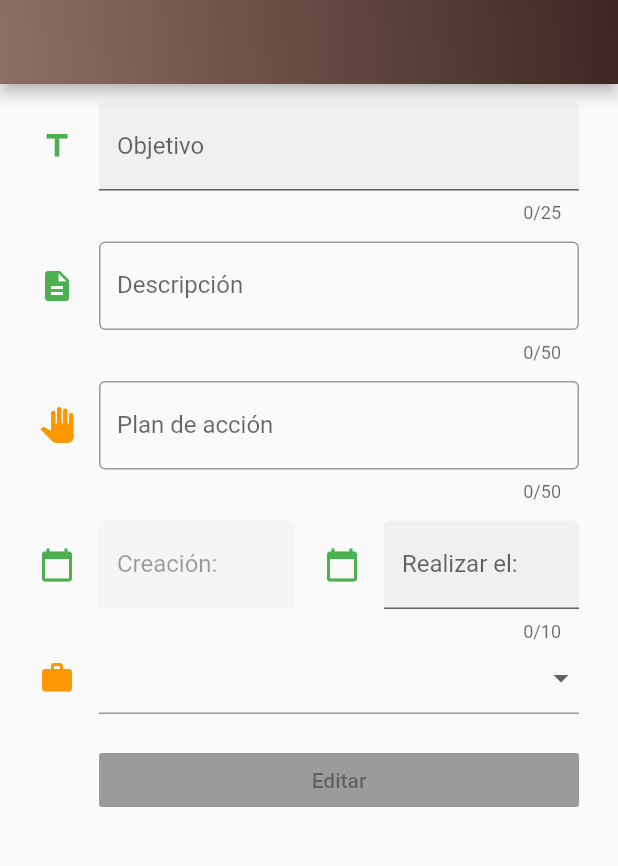
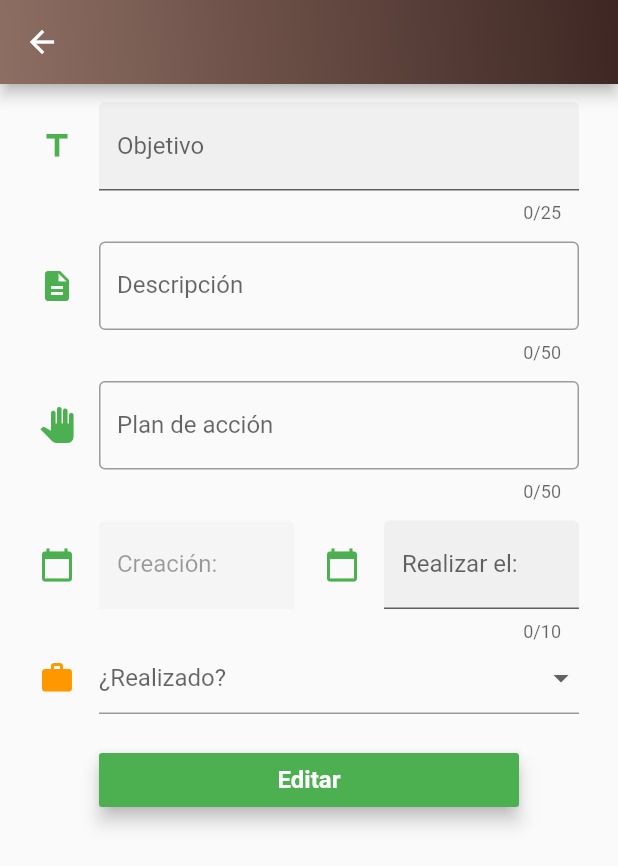
Before and after one commit to noxcraft95/Objetive, a Flutter app: the MyHomePage screen opened directly with empty values, on a phone screen of 412 x 824 dp. Shown: the top 866 px of the screen. Run offline on Flutter 3.47's test engine with Material 2 defaults, Android fonts, the phone set to English and light mode, and no system bars; our stand-ins replace sqflite; accounts and stored records are empty; statements that could not run were skipped.

Commit message:
Editar terminado, boton volver terminado

```diff
--- a/lib/ver_objetivo.dart
+++ b/lib/ver_objetivo.dart
@@ -1,6 +1,10 @@
+import 'package:flutter/cupertino.dart';
 import 'package:flutter/material.dart';
 import 'package:flutter/services.dart';
 import 'package:objetive/models/nodo_item.dart';
+import 'package:objetive/ui/home.dart';
+import 'package:objetive/utils/database_utils.dart';
+import 'package:objetive/utils/date_formatter.dart';
 
 void main() => runApp(new VerObjetivo());
 
@@ -9,20 +13,15 @@ class VerObjetivo extends StatelessWidget {
   Widget build(BuildContext context) {
     final ItemObjetivo itemObjetivo = ModalRoute.of(context).settings.arguments;
 
-    print(itemObjetivo);
-    return new MaterialApp(
-      title: 'Objetivo',
-      theme: new ThemeData(
-        primarySwatch: Colors.brown,
-      ),
-      home: new MyHomePage(title:itemObjetivo.titulo,itemObjetivo: itemObjetivo,),
+    return new MyHomePage(
+      title: itemObjetivo.titulo,
+      itemObjetivo: itemObjetivo,
     );
   }
 }
 
 class MyHomePage extends StatefulWidget {
-
-  MyHomePage({Key key,this.title, this.itemObjetivo}) : super(key: key);
+  MyHomePage({Key key, this.title, this.itemObjetivo}) : super(key: key);
   final String title;
   final ItemObjetivo itemObjetivo;
 
@@ -32,15 +31,82 @@ class MyHomePage extends StatefulWidget {
 
 class _MyHomePageState extends State<MyHomePage> {
   final GlobalKey<FormState> _formKey = new GlobalKey<FormState>();
-  List<String> opcionesRealizado = <String>['', 'Sin realizar', 'Realizado'];
-  String realizado = '';
+
+  List<String> opcionesRealizado = <String>['Sin realizar', 'Realizado'];
   Icon icono = Icon(Icons.work, color: Colors.orange);
+
+  final FocusNode _fnFechaRealizar = FocusNode();
+
+  DateTime selectedDate = DateTime.now();
+  TextEditingController textTitulo = new TextEditingController();
+  TextEditingController textDescripcion = new TextEditingController();
+  TextEditingController textPlanAccion = new TextEditingController();
+  TextEditingController textFechaRealizar = new TextEditingController();
+  String realizado;
+
+  Future<Null> _selectorFechaBuscar(BuildContext context) async {
+    if (_fnFechaRealizar.hasFocus) {
+      final DateTime picked = await showDatePicker(
+          context: context,
+          initialDate: selectedDate,
+          firstDate: DateTime(DateTime.now().year),
+          lastDate: DateTime(DateTime.now().year + 5));
+      _fnFechaRealizar.unfocus();
+      if (picked != null)
+        setState(() {
+          textFechaRealizar.text = parseFecha(picked);
+          selectedDate = picked;
+        });
+    }
+  }
+
+  @override
+  void initState() {
+    super.initState();
+    textTitulo.text = widget.itemObjetivo.titulo;
+    textDescripcion.text = widget.itemObjetivo.descripcion;
+    textPlanAccion.text = widget.itemObjetivo.planAccion;
+    textFechaRealizar.text = widget.itemObjetivo.fechaRealizar;
+    realizado = widget.itemObjetivo.realizado;
+
+    if (!_fnFechaRealizar.hasListeners) {
+      _fnFechaRealizar.addListener(() {
+        _selectorFechaBuscar(context);
+      });
+    }
+  }
+
+  void editarObjetivo() async {
+    widget.itemObjetivo.titulo = textTitulo.text;
+    widget.itemObjetivo.descripcion = textDescripcion.text;
+    widget.itemObjetivo.planAccion = textPlanAccion.text;
+    widget.itemObjetivo.fechaRealizar = textFechaRealizar.text;
+    widget.itemObjetivo.realizado = realizado;
+    var db = new DatabaseHelper();
+    int itemSavedId = await db.updateItem(widget.itemObjetivo);
+
+    Navigator.push(context, MaterialPageRoute(builder: (context) => Home()));
+  }
+
+  void volverPrincipal(_) {
+    while (Navigator.canPop(_)) {
+      Navigator.pop(_);
+    }
+  }
+
+  void volver(context) {
+    Navigator.pop(context);
+  }
 
   @override
   Widget build(BuildContext context) {
-  print(widget.itemObjetivo);
     return new Scaffold(
       appBar: new AppBar(
+        automaticallyImplyLeading: false,
+        leading: IconButton(
+          icon: Icon(Icons.arrow_back),
+          onPressed: () => volver(context),
+        ),
         flexibleSpace: Container(
           decoration: new BoxDecoration(
             gradient: new LinearGradient(
@@ -67,7 +133,7 @@ class _MyHomePageState extends State<MyHomePage> {
                 children: <Widget>[
                   SizedBox(height: 12),
                   new TextFormField(
-                    initialValue: widget.itemObjetivo.titulo,
+                    controller: textTitulo,
                     decoration: const InputDecoration(
                       icon: const Icon(Icons.title, color: Colors.green),
                       hintText: 'Introduce el objetivo',
@@ -79,7 +145,7 @@ class _MyHomePageState extends State<MyHomePage> {
                   ),
                   SizedBox(height: 12),
                   new TextFormField(
-                    initialValue: widget.itemObjetivo.descripcion,
+                    controller: textDescripcion,
                     decoration: const InputDecoration(
                       icon: const Icon(Icons.description, color: Colors.green),
                       hintText: 'Descripción del objetivo',
@@ -93,11 +159,11 @@ class _MyHomePageState extends State<MyHomePage> {
                   ),
                   SizedBox(height: 12),
                   new TextFormField(
-                    initialValue: widget.itemObjetivo.planAccion,
+                    controller: textPlanAccion,
                     decoration: const InputDecoration(
                       icon: const Icon(
                         Icons.pan_tool,
-                        color: Colors.orange,
+                        color: Colors.green,
                       ),
                       hintText: 'Plan de acción',
                       labelText: 'Plan de acción',
@@ -132,7 +198,9 @@ class _MyHomePageState extends State<MyHomePage> {
                       ),
                       new Flexible(
                         child: new TextFormField(
-                          initialValue: widget.itemObjetivo.fechaRealizar,
+                          controller: textFechaRealizar,
+                          focusNode: _fnFechaRealizar,
+                          autofocus: false,
                           decoration: const InputDecoration(
                             icon: const Icon(Icons.calendar_today,
                                 color: Colors.green),
@@ -141,7 +209,6 @@ class _MyHomePageState extends State<MyHomePage> {
                             filled: true,
                             border: UnderlineInputBorder(),
                           ),
-                          keyboardType: TextInputType.datetime,
                           maxLength: 10,
                         ),
                       ),
@@ -153,11 +220,10 @@ class _MyHomePageState extends State<MyHomePage> {
                         decoration: InputDecoration(
                           icon: icono,
                         ),
-                        isEmpty: realizado == '',
                         child: new DropdownButtonHideUnderline(
                           child: new DropdownButton(
                             hint: Text("¿Realizado?"),
-                            value: widget.itemObjetivo.realizado,
+                            value: realizado,
                             isDense: true,
                             onChanged: (String newValue) {
                               setState(() {
@@ -173,7 +239,7 @@ class _MyHomePageState extends State<MyHomePage> {
                                     icono = icono =
                                         Icon(Icons.work, color: Colors.orange);
                                 }
-                                widget.itemObjetivo.realizado = newValue;
+                                realizado = newValue;
                                 state.didChange(newValue);
                               });
                             },
@@ -189,10 +255,17 @@ class _MyHomePageState extends State<MyHomePage> {
                     },
                   ),
                   new Container(
-                      padding: const EdgeInsets.only(left: 40.0, top: 20.0),
+                      padding: const EdgeInsets.only(
+                          left: 40.0, right: 40.0, top: 20.0),
                       child: new RaisedButton(
-                        child: const Text('Editar'),
-                        onPressed: null,
+                        color: Colors.green,
+                        elevation: 5,
+                        child: const Text('Editar',
+                            style: TextStyle(
+                                color: Colors.white,
+                                fontWeight: FontWeight.bold,
+                                fontSize: 16)),
+                        onPressed: () => editarObjetivo(),
                       )),
                 ],
               ))),
```
Also changed, not shown: lib/main.dart (+6 -1 lines), lib/models/nodo_item.dart (+0 -23 lines), lib/ui/home.dart (+41 -136 lines).
